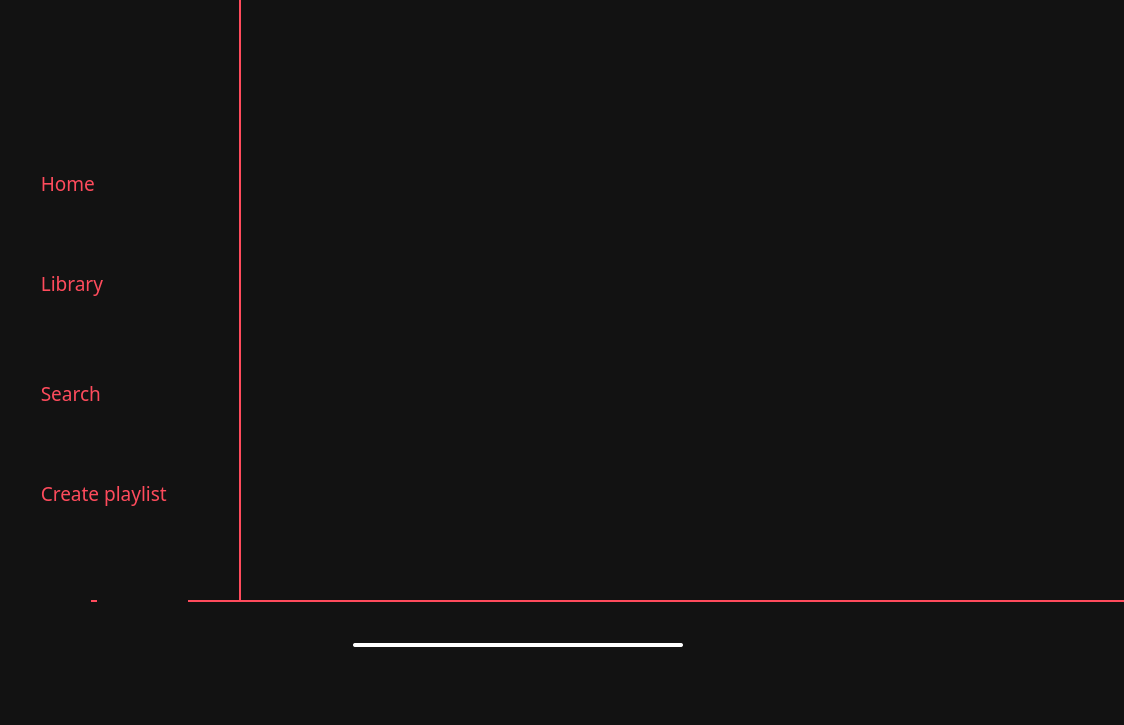
This is mainwindow.ui in DenOmelchuk31/Spotik as Qt 5 draws it before an edit. The edited form follows.
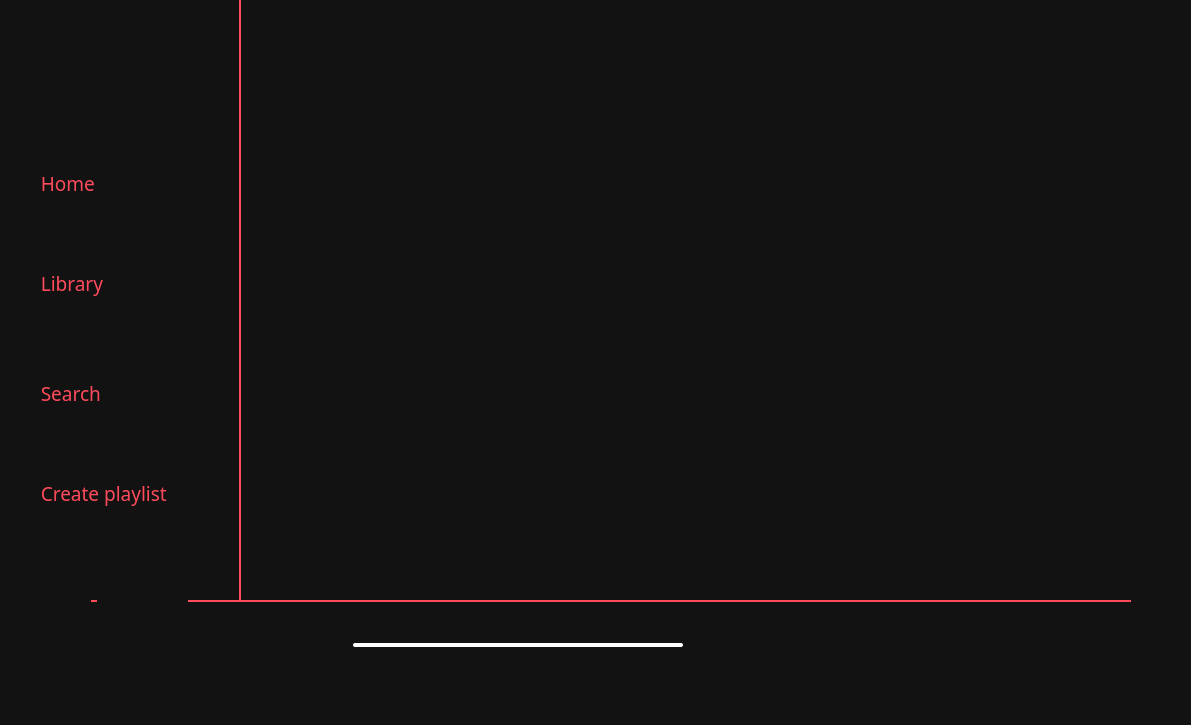
This is the edited form. Icons and pictures are not drawn.

```diff
--- a/mainwindow.ui
+++ b/mainwindow.ui
@@ -6,7 +6,7 @@
    <rect>
     <x>0</x>
     <y>0</y>
-    <width>1124</width>
+    <width>1191</width>
     <height>725</height>
    </rect>
   </property>
```
Left out of the diff: 2 changed lines with no effect on the pictures.
